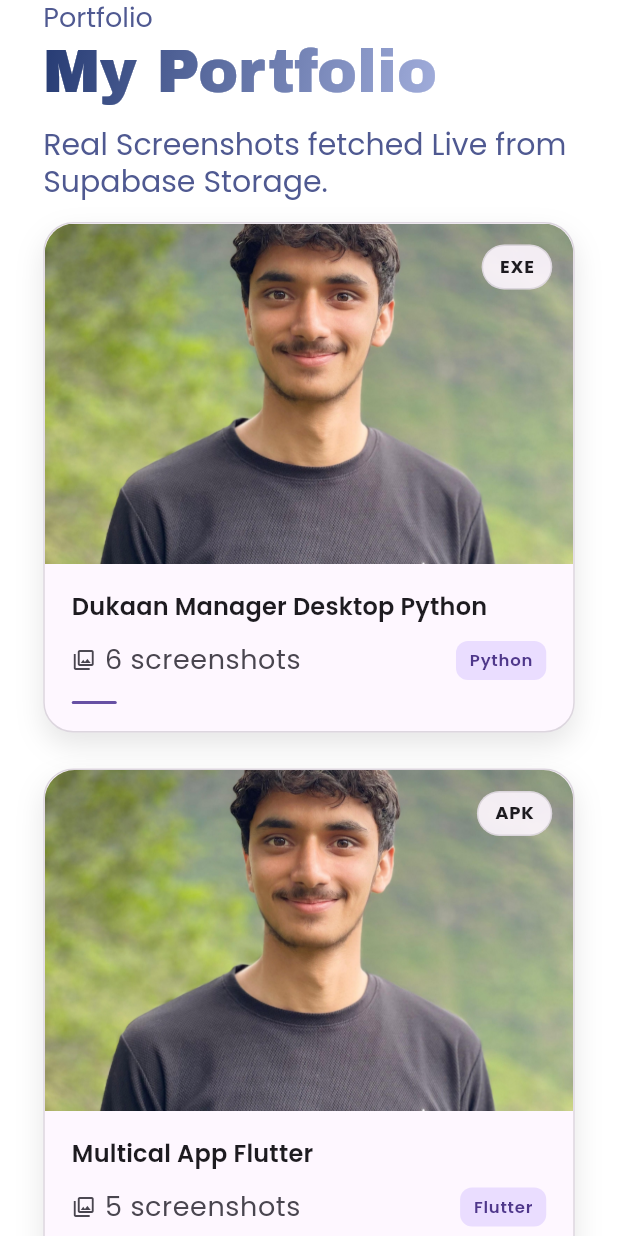
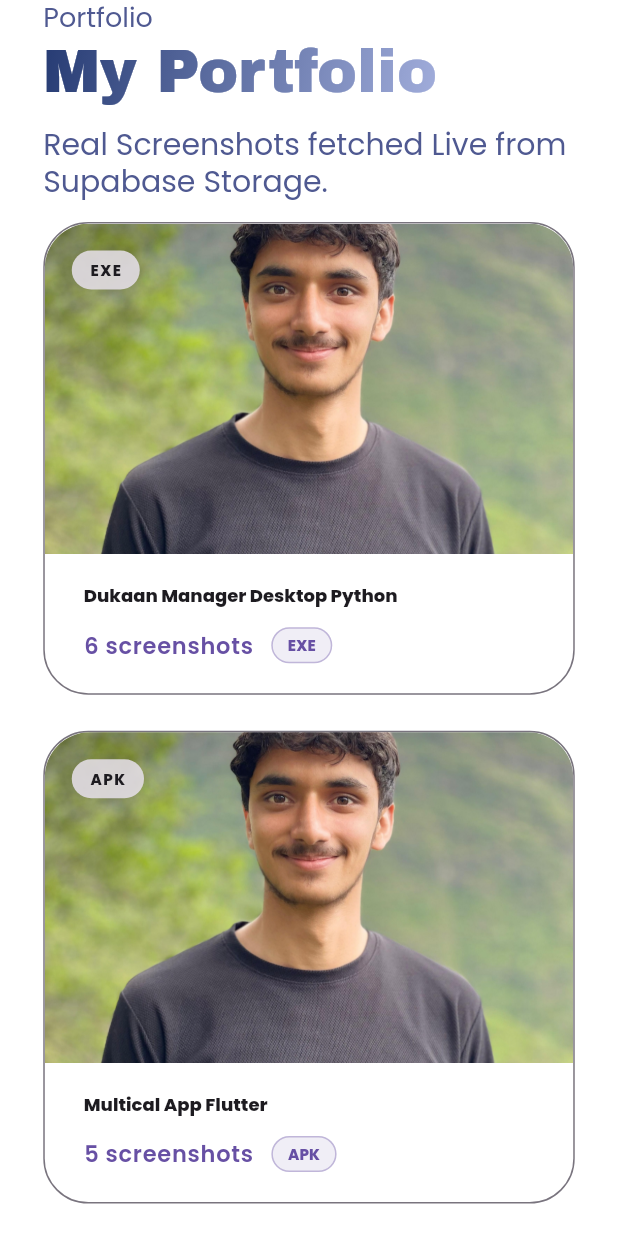
Before and after one commit to AfanRiaz/professional_portfolio, a Flutter app: the ProjectMain widget shown alone on an empty page, opened directly, on a phone screen of 412 x 824 dp. Run offline on Flutter 3.47's test engine with Material 3 defaults, Android fonts, the phone set to English and light mode, and no system bars; our stand-ins replace font_awesome_flutter, google_fonts, visibility_detector.

Commit message:
adding project portion

```diff
--- a/lib/widgets/components/reusable_container.dart
+++ b/lib/widgets/components/reusable_container.dart
@@ -103,10 +103,10 @@ class ReusableContainer extends StatelessWidget {
             duration: const Duration(milliseconds: 300),
             curve: Curves.easeOutCubic,
 
-            transform: Matrix4.identity()
-              ..translate(
+            transform: Matrix4.translationValues(
                 0.0,
                 containerProvider.isHovered ? -5.0 : 0.0,
+                0.0,
               ),
 
             decoration: BoxDecoration(
--- a/lib/widgets/get_app/get_app.dart
+++ b/lib/widgets/get_app/get_app.dart
@@ -3,7 +3,6 @@ import 'package:font_awesome_flutter/font_awesome_flutter.dart';
 import 'package:provider/provider.dart';
 import 'package:theming_app/themes/custom_themes/text_gradient.dart';
 import 'package:theming_app/widgets/components/reusable_container.dart';
-import 'package:theming_app/widgets/components/reusable_my_info.dart';
 import '../../provider/container_provider.dart';
 import '../about/about_main.dart';
 import '../components/tech_stack_container.dart';
--- a/lib/widgets/projects/project_card.dart
+++ b/lib/widgets/projects/project_card.dart
@@ -1,4 +1,5 @@
 import 'package:flutter/material.dart';
+import 'dart:ui';
 
 class ProjectData {
   final String title;
@@ -40,215 +41,178 @@ class _ProjectContainerState extends State<ProjectContainer> {
 
     final project = widget.project;
 
-    return MouseRegion(
-      cursor: SystemMouseCursors.click,
-
+    return GestureDetector(
+      onTap: () => setState(() => isHovered = true),
+      onTapCancel: () => setState(() => isHovered = false),
+      child: MouseRegion(
         onEnter: (_) {
           setState(() {
             isHovered = true;
           });
         },
-
         onExit: (_) {
           setState(() {
             isHovered = false;
           });
         },
-
         child: AnimatedContainer(
-        duration: const Duration(milliseconds: 250),
-        curve: Curves.easeOut,
-
+          duration: const Duration(milliseconds: 350),
+          curve: Curves.easeOutCubic,
           decoration: BoxDecoration(
-          color: colors.surface,
-
-          borderRadius: BorderRadius.circular(20),
-
+            borderRadius: BorderRadius.circular(30),
             border: Border.all(
-            color: isHovered
-                ? colors.primary
-                : colors.outline.withValues(alpha: 0.25),
+              color: isHovered ? colors.primary : colors.outline,
               width: 1,
             ),
-
-          boxShadow: [
+            boxShadow: isHovered
+                ? [
                     BoxShadow(
-              color: colors.shadow.withValues(
-                alpha: isHovered ? 0.25 : 0.10,
+                      color: colors.primary.withValues(alpha: 45 / 255),
+                      blurRadius: 25,
+                      spreadRadius: 2,
                     ),
-              blurRadius: isHovered ? 25 : 15,
-              spreadRadius: isHovered ? 2 : 0,
-              offset: const Offset(0, 8),
+                  ]
+                : [],
           ),
-          ],
+          child: ClipRRect(
+            borderRadius: BorderRadius.circular(30),
+            child: Column(
+              children: [
+                // ─────────────────────────────
+                // IMAGE SECTION
+                // ─────────────────────────────
+                AspectRatio(
+                  aspectRatio: 16/10,
+                  child: Stack(
+                    fit: StackFit.expand,
+                    children: [
+                      // Project image
+                      ClipRect(
+                        child: AnimatedScale(
+                          scale: isHovered ? 1.03 : 01.0,
+                          duration: const Duration(milliseconds: 500),
+                          curve: Curves.easeOutCubic,
+                          child: Image.asset(
+                            project.image,
+                            fit: BoxFit.cover,
+                            errorBuilder: (context, error, stackTrace) {
+                              return Container(
+                                color: colors.surfaceContainerHighest,
+                                child: Icon(
+                                  Icons.broken_image_outlined,
+                                  color: colors.onSurfaceVariant,
+                                ),
+                              );
+                            },
+                          ),
+                        ),
                       ),
 
-        child: ClipRRect(
-          borderRadius: BorderRadius.circular(20),
-
-          child: Column(
-            mainAxisSize: MainAxisSize.min,
-            crossAxisAlignment: CrossAxisAlignment.stretch,
-
-            children: [
-
-              // ============================================================
-              // IMAGE AREA
-              // ============================================================
-
-              AspectRatio(
-                aspectRatio: 1.55,
-
-                child: Stack(
-                  fit: StackFit.expand,
-
-                  children: [
-
-                    // ------------------------------------------------------
-                    // PROJECT IMAGE
-                    // ------------------------------------------------------
-
-                    Image.asset(
-                      project.image,
-                      fit: BoxFit.cover,
-                    ),
-
-                    // ------------------------------------------------------
-                    // DARK HOVER OVERLAY
-                    // ------------------------------------------------------
-
+                      // Hover dark overlay
                       AnimatedOpacity(
-                      duration: const Duration(milliseconds: 250),
-                      opacity: isHovered ? 1.0 : 0.0,
-
+                        duration: const Duration(milliseconds: 300),
+                        opacity: isHovered ? 1 : 0,
                         child: Container(
                           decoration: BoxDecoration(
                             gradient: LinearGradient(
                               begin: Alignment.topCenter,
                               end: Alignment.bottomCenter,
-
                               colors: [
-                              colors.scrim.withValues(alpha: 0.15),
-                              colors.scrim.withValues(alpha: 0.75),
+                                colors.primary.withValues(alpha: 35 / 255),
+                                colors.scrim.withValues(alpha: 185 / 255),
                               ],
                             ),
                           ),
                         ),
                       ),
 
-                    // ------------------------------------------------------
-                    // PLATFORM BADGE
-                    // ------------------------------------------------------
-
+                      // Platform badge
                       Positioned(
-                      top: 14,
-                      right: 14,
-
+                        top: 18,
+                        left: 18,
                         child: AnimatedContainer(
-                        duration: const Duration(milliseconds: 250),
-
+                          duration: const Duration(milliseconds: 300),
                           padding: const EdgeInsets.symmetric(
-                          horizontal: 11,
+                            horizontal: 12,
                             vertical: 6,
                           ),
-
                           decoration: BoxDecoration(
+                            borderRadius: BorderRadius.circular(14),
                             color: isHovered
                                 ? colors.primary
-                              : colors.surface.withValues(alpha: 0.90),
-
-                          borderRadius: BorderRadius.circular(20),
-
-                          border: Border.all(
-                            color: colors.outline.withValues(alpha: 0.20),
+                                : colors.surfaceContainerHighest
+                                    .withValues(alpha: 220 / 255),
                           ),
-                        ),
-
                           child: Text(
                             project.platform,
-
-                          style: theme.textTheme.labelMedium?.copyWith(
-                            color: isHovered
-                                ? colors.onPrimary
-                                : colors.onSurface,
-
-                            fontWeight: FontWeight.w700,
-
-                            letterSpacing: 0.5,
+                            style: theme.textTheme.labelLarge?.copyWith(
+                              color: isHovered ? colors.onPrimary : colors.onSurface,
+                              fontWeight: FontWeight.w800,
+                              fontSize: 10,
+                              letterSpacing: 1,
                             ),
                           ),
                         ),
                       ),
 
-                    // ------------------------------------------------------
-                    // VIEW PROJECT BUTTON
-                    // ------------------------------------------------------
-
+                      // View Project button
                       Center(
+                        child: AnimatedScale(
+                          scale: isHovered ? 1 : 0.8,
+                          duration: const Duration(milliseconds: 350),
+                          curve: Curves.easeOutBack,
                           child: AnimatedOpacity(
-                        duration: const Duration(milliseconds: 250),
-                        opacity: isHovered ? 1.0 : 0.0,
-
-                        child: AnimatedScale(
+                            opacity: isHovered ? 1 : 0,
                             duration: const Duration(milliseconds: 250),
 
-                          scale: isHovered ? 1.0 : 0.85,
-
-                          child: Material(
-                            color: Colors.transparent,
-
-                            child: InkWell(
+                            child: ClipRRect(
                               borderRadius: BorderRadius.circular(30),
 
-                              onTap: () {
-                                // Add your project navigation here.
-                              },
+                              child: BackdropFilter(
+                                filter: ImageFilter.blur(
+                                  sigmaX: 2,
+                                  sigmaY: 0 ,
+                                ),
 
                                 child: Container(
                                   padding: const EdgeInsets.symmetric(
-                                  horizontal: 20,
-                                  vertical: 11,
+                                    horizontal: 30,
+                                    vertical: 14,
                                   ),
 
                                   decoration: BoxDecoration(
-                                  color: colors.primary,
+                                    borderRadius: BorderRadius.circular(30),
 
-                                  borderRadius: BorderRadius.circular(30),
+                                    // Transparent glass
+                                    color: colors.surface.withValues(
+                                      alpha: 0.35,
+                                    ),
+
+                                    border: Border.all(
+                                      color: colors.onPrimary.withValues(
+                                        alpha: 0.05,
+                                      ),
+                                      width: 1.2,
+                                    ),
 
                                     boxShadow: [
                                       BoxShadow(
-                                      color: colors.shadow.withValues(
-                                        alpha: 0.25,
+                                        color: colors.scrim.withValues(
+                                          alpha: 0.20,
                                         ),
-                                      blurRadius: 15,
-                                      offset: const Offset(0, 6),
+                                        blurRadius: 20,
+                                        spreadRadius: 1,
                                       ),
                                     ],
                                   ),
 
-                                child: Row(
-                                  mainAxisSize: MainAxisSize.min,
-
-                                  children: [
-
-                                    Icon(
-                                      Icons.visibility_outlined,
-                                      size: 18,
-                                      color: colors.onPrimary,
+                                  child: Text(
+                                    project.actionText,
+                                    style: theme.textTheme.titleMedium?.copyWith(
+                                      color: Colors.white,
+                                      fontSize: 14,
+                                      fontWeight: FontWeight.w800,
                                     ),
-
-                                    const SizedBox(width: 8),
-
-                                    Text(
-                                      project.actionText,
-
-                                      style: theme.textTheme.labelLarge
-                                          ?.copyWith(
-                                        color: colors.onPrimary,
-                                        fontWeight: FontWeight.w600,
-                                      ),
-                                    ),
-                                  ],
                                   ),
                                 ),
                               ),
@@ -260,104 +224,70 @@ class _ProjectContainerState extends State<ProjectContainer> {
                   ),
                 ),
 
-              // ============================================================
-              // PROJECT INFORMATION
-              // ============================================================
-
+                // ─────────────────────────────
+                // INFORMATION SECTION
+                // ─────────────────────────────
                 Padding(
-                padding: const EdgeInsets.all(18),
-
+                  padding: const EdgeInsets.fromLTRB(
+                    26,
+                    20,
+                    26,
+                    20,
+                  ),
                   child: Column(
-                  mainAxisSize: MainAxisSize.min,
                     crossAxisAlignment: CrossAxisAlignment.start,
-
                     children: [
-
-                    // ------------------------------------------------------
-                    // TITLE
-                    // ------------------------------------------------------
-
+                      // Title
                       Text(
                         project.title,
-
                         maxLines: 2,
                         overflow: TextOverflow.ellipsis,
-
-                      style: theme.textTheme.titleMedium?.copyWith(
+                        style: theme.textTheme.titleLarge?.copyWith(
+                          fontWeight: FontWeight.w800,
+                          fontSize: 12,
                           color: colors.onSurface,
-                        fontWeight: FontWeight.w600,
-                        height: 1.3,
                         ),
                       ),
 
-                    const SizedBox(height: 12),
+                      const SizedBox(height: 14),
 
-                    // ------------------------------------------------------
-                    // PROJECT META
-                    // ------------------------------------------------------
-
+                      // Screenshot count + platform
                       Row(
                         children: [
-
-                        Icon(
-                          Icons.photo_library_outlined,
-                          size: 16,
-                          color: colors.onSurfaceVariant,
+                          Flexible(
+                            child: Text(
+                              project.screenshotCount,
+                              style: theme.textTheme.bodyLarge?.copyWith(
+                                color: colors.primary,
+                                fontSize: 15,
+                                fontWeight: FontWeight.w600,
                               ),
-
-                        const SizedBox(width: 6),
-
-                        Text(
-                          project.screenshotCount,
-
-                          style: theme.textTheme.bodySmall?.copyWith(
-                            color: colors.onSurfaceVariant,
+                              overflow: TextOverflow.ellipsis,
                             ),
                           ),
-
-                        const Spacer(),
-
+                          const SizedBox(width: 12),
                           Container(
                             padding: const EdgeInsets.symmetric(
-                            horizontal: 9,
-                            vertical: 5,
+                              horizontal: 10,
+                              vertical: 4,
                             ),
-
                             decoration: BoxDecoration(
-                            color: colors.primaryContainer,
-
-                            borderRadius: BorderRadius.circular(8),
+                              borderRadius: BorderRadius.circular(20),
+                              color: colors.primary.withValues(alpha: 25 / 255),
+                              border: Border.all(
+                                color: colors.primary.withValues(alpha: 90 / 255),
                               ),
-
+                            ),
                             child: Text(
-                            project.technology,
-
-                            style: theme.textTheme.labelSmall?.copyWith(
-                              color: colors.onPrimaryContainer,
-                              fontWeight: FontWeight.w600,
+                              project.platform,
+                              style: theme.textTheme.labelLarge?.copyWith(
+                                color: colors.primary,
+                                fontSize: 10,
+                                fontWeight: FontWeight.w800,
                               ),
                             ),
                           ),
                         ],
-                    ),
-
-                    const SizedBox(height: 14),
-
-                    // ------------------------------------------------------
-                    // BOTTOM LINE
-                    // ------------------------------------------------------
-
-                    AnimatedContainer(
-                      duration: const Duration(milliseconds: 250),
-
-                      height: 2,
-
-                      width: isHovered ? 55 : 30,
-
-                      decoration: BoxDecoration(
-                        color: colors.primary,
-                        borderRadius: BorderRadius.circular(10),
-                      ),
                       ),
                     ],
                   ),
@@ -366,6 +296,7 @@ class _ProjectContainerState extends State<ProjectContainer> {
             ),
           ),
         ),
+      ),
     );
   }
 }
--- a/lib/widgets/projects/project_main.dart
+++ b/lib/widgets/projects/project_main.dart
@@ -5,10 +5,7 @@ import '../../themes/custom_themes/text_gradient.dart';
 class ProjectMain extends StatelessWidget {
   const ProjectMain({super.key});
 
-  @override
-  Widget build(BuildContext context) {
-    final size = MediaQuery.of(context).size;
-    final List<ProjectData> projects = [
+  static const List<ProjectData> projects = [
     ProjectData(
       title: "Dukaan Manager Desktop Python",
       image: "assets/images/my_pic.png",
@@ -16,7 +13,6 @@ class ProjectMain extends StatelessWidget {
       platform: "EXE",
       technology: "Python",
     ),
-
     ProjectData(
       title: "Multical App Flutter",
       image: "assets/images/my_pic.png",
@@ -24,7 +20,6 @@ class ProjectMain extends StatelessWidget {
       platform: "APK",
       technology: "Flutter",
     ),
-
     ProjectData(
       title: "Portfolio Website",
       image: "assets/images/my_pic.png",
@@ -33,10 +28,10 @@ class ProjectMain extends StatelessWidget {
       technology: "Flutter",
     ),
   ];
-    final darkMode = Theme.of(context).brightness == Brightness.dark;
-    final Color iconColor = darkMode
-        ? const Color.fromARGB(255, 169, 181, 223)
-        : const Color.fromARGB(255, 82, 103, 213);
+
+  @override
+  Widget build(BuildContext context) {
+    final size = MediaQuery.of(context).size;
 
     return Padding(
       padding: EdgeInsets.symmetric(horizontal: size.width * 0.07),
@@ -55,10 +50,7 @@ class ProjectMain extends StatelessWidget {
           AfanGradientText(
             text: "My Portfolio",
             style: Theme.of(context).textTheme.headlineLarge!.copyWith(
-                fontSize: 40,
-                fontWeight: FontWeight.normal,
-                letterSpacing: 0
-            ),
+                fontSize: 40, fontWeight: FontWeight.normal, letterSpacing: 0),
           ),
 
           const SizedBox(height: 10),
@@ -72,10 +64,9 @@ class ProjectMain extends StatelessWidget {
                   fontWeight: FontWeight.normal,
                 ),
           ),
-          SizedBox(height: 15),
+          const SizedBox(height: 15),
           LayoutBuilder(
             builder: (context, constraints) {
-
               final double cardWidth;
 
               if (constraints.maxWidth < 600) {
--- a/lib/widgets/skills/skill_container.dart
+++ b/lib/widgets/skills/skill_container.dart
@@ -21,7 +21,6 @@ class SkillContainer extends StatelessWidget {
 
   @override
   Widget build(BuildContext context) {
-    final size = MediaQuery.of(context).size;
     final darkMode = Theme.of(context).brightness == Brightness.dark;
     final Color iconColor = darkMode
         ? const Color.fromARGB(255, 169, 181, 223)
--- a/pubspec.yaml
+++ b/pubspec.yaml
@@ -39,6 +39,7 @@ dependencies:
   font_awesome_flutter:
   url_launcher:
   visibility_detector:
+  carousel_slider: ^5.1.2
 
 dev_dependencies:
   flutter_test:
```
Also changed, not shown: lib/widgets/projects/dialouge_box_container.dart (added), pubspec.lock. Lines whose indentation alone changed are shown as unchanged.
